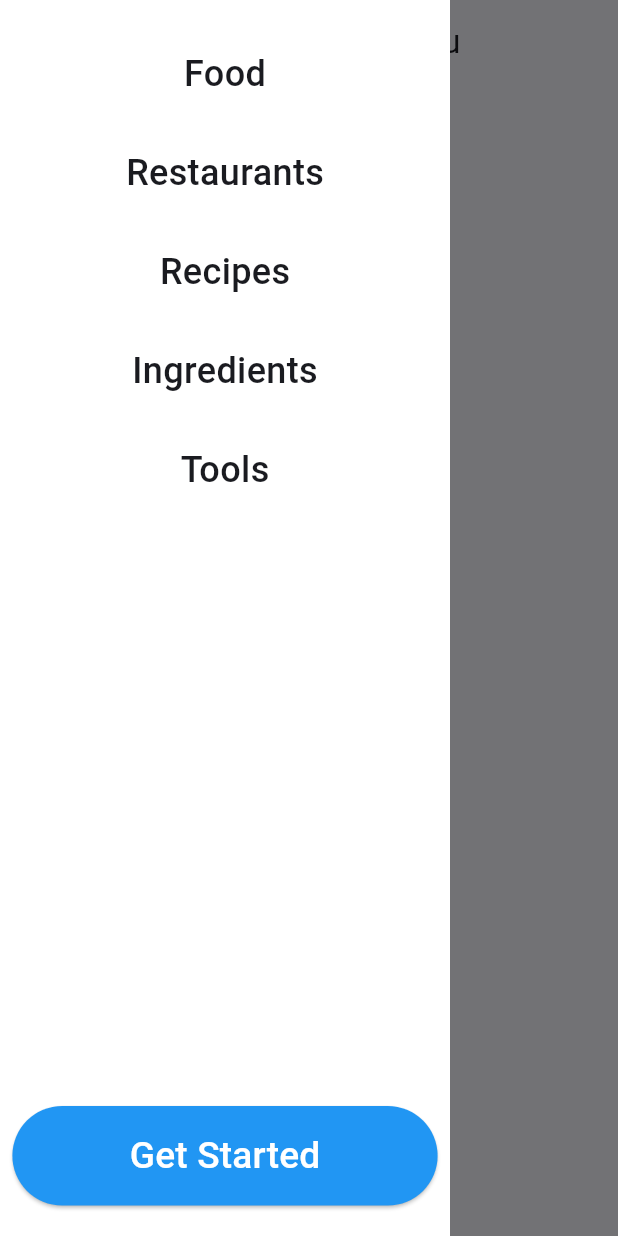
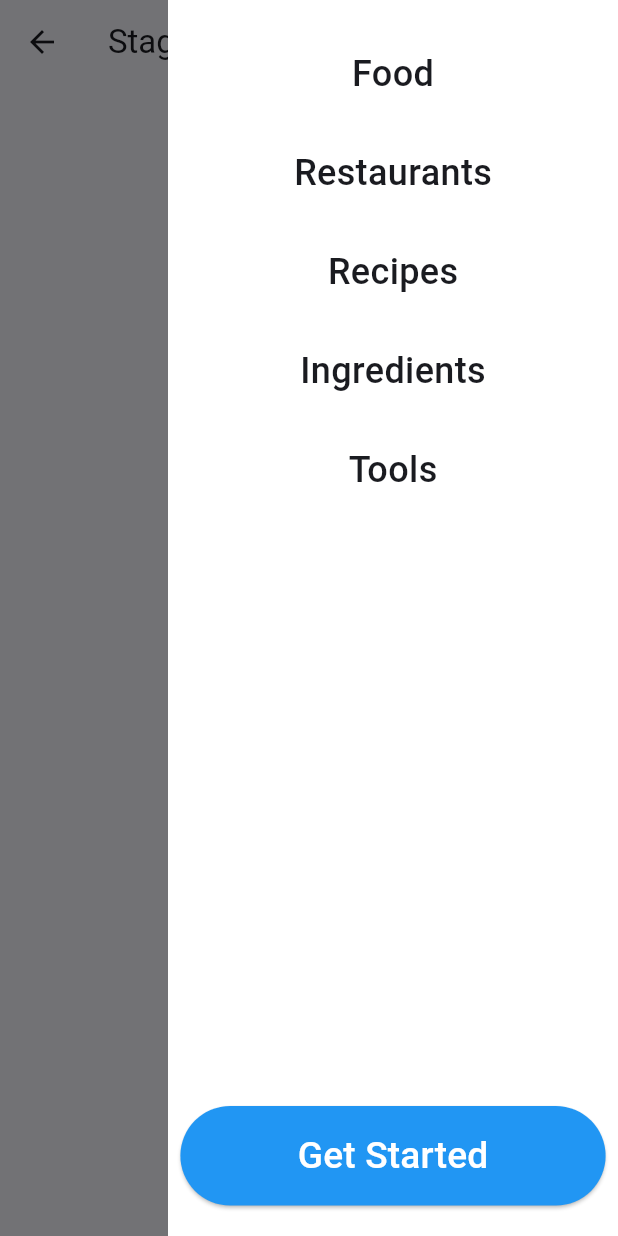
Before and after one commit to hydev777/wt-flutter-samples, a Flutter app: the StaggeredMenu screen opened directly, with the side drawer open, on a phone screen of 412 x 824 dp. Run offline on Flutter 3.47's test engine with Material 3 defaults, Android fonts, the phone set to English and light mode, and no system bars.

Commit message:
Added back button

```diff
--- a/lib/main.dart
+++ b/lib/main.dart
@@ -55,6 +55,8 @@ class _MyHomePageState extends State<MyHomePage> {
         title: const Text('Animations'),
       ),
       body: Center(
+        child: Padding(
+          padding: const EdgeInsets.symmetric(horizontal: 40),
           child: ListView(
             children: <Widget>[
               const SizedBox(
@@ -286,6 +288,7 @@ class _MyHomePageState extends State<MyHomePage> {
             ],
           ),
         ),
+      ),
     );
   }
 }
--- a/lib/screens/staggerered_menu.dart
+++ b/lib/screens/staggerered_menu.dart
@@ -14,7 +14,7 @@ class _StaggeredMenuState extends State<StaggeredMenu> {
       appBar: AppBar(
         title: const Text('Staggered Drawer Menu'),
       ),
-      drawer: const Menu(),
+      endDrawer: const Menu(),
     );
   }
 }
@@ -170,15 +170,10 @@ class _MenuState extends State<Menu> with SingleTickerProviderStateMixin {
       color: Colors.white,
       child: Stack(
         children: [
-          _buildFlutterLogo(),
           _buildContent(),
         ],
       ),
     );
-  }
-
-  Widget _buildFlutterLogo() {
-    return Container();
   }
 
   Widget _buildContent() {
```
Lines whose indentation alone changed are shown as unchanged.
